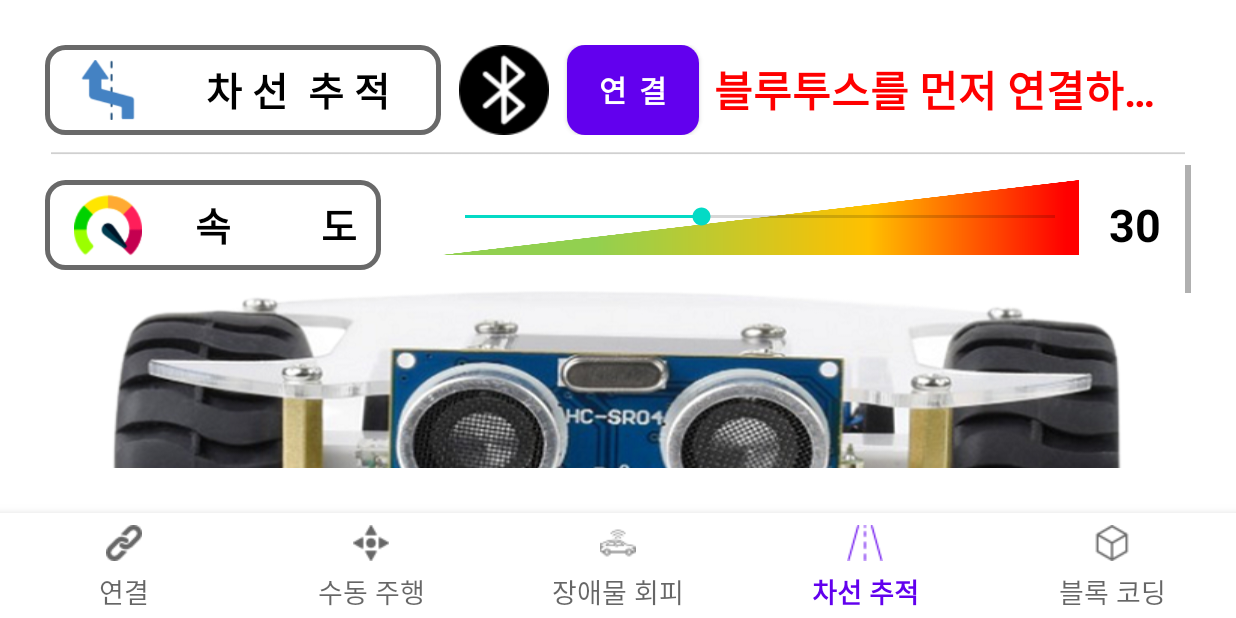
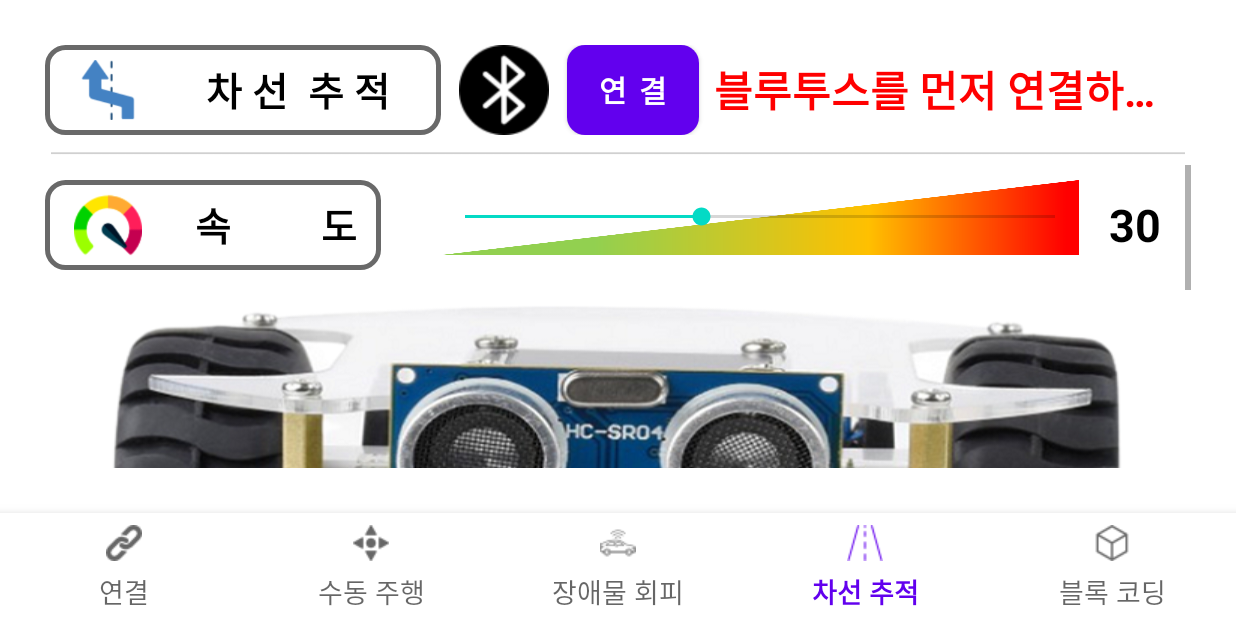
Before and after one commit to sunabove/PicoGoApp, an Android app: the LaneFollowFragment screen opened through its navigation route, on a phone screen of 824 x 412 dp (held sideways). Run offline under Robolectric (Android 15) with nearby library versions, the phone set to English and light mode, and no system bars; our stand-ins replace navigation-ui.

Commit message:
Update fragment_lane_follow.xml

```diff
--- a/app/src/main/res/layout/fragment_lane_follow.xml
+++ b/app/src/main/res/layout/fragment_lane_follow.xml
@@ -238,7 +238,7 @@ tools:context=".ui.laneFollow.LaneFollowFragment">
 
                 <TextView
                     android:layout_width="match_parent"
-                    android:layout_height="10dp" />
+                    android:layout_height="20dp" />
 
                 <LinearLayout
                     android:layout_width="wrap_content"
```
